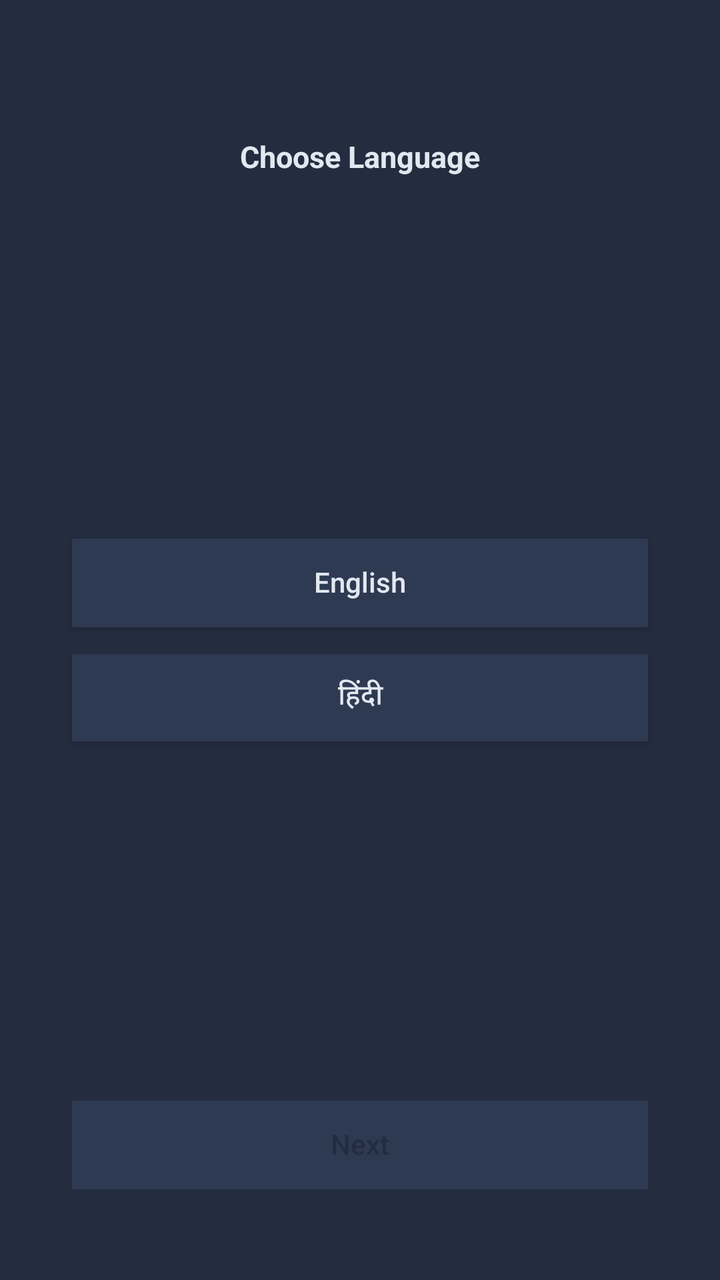
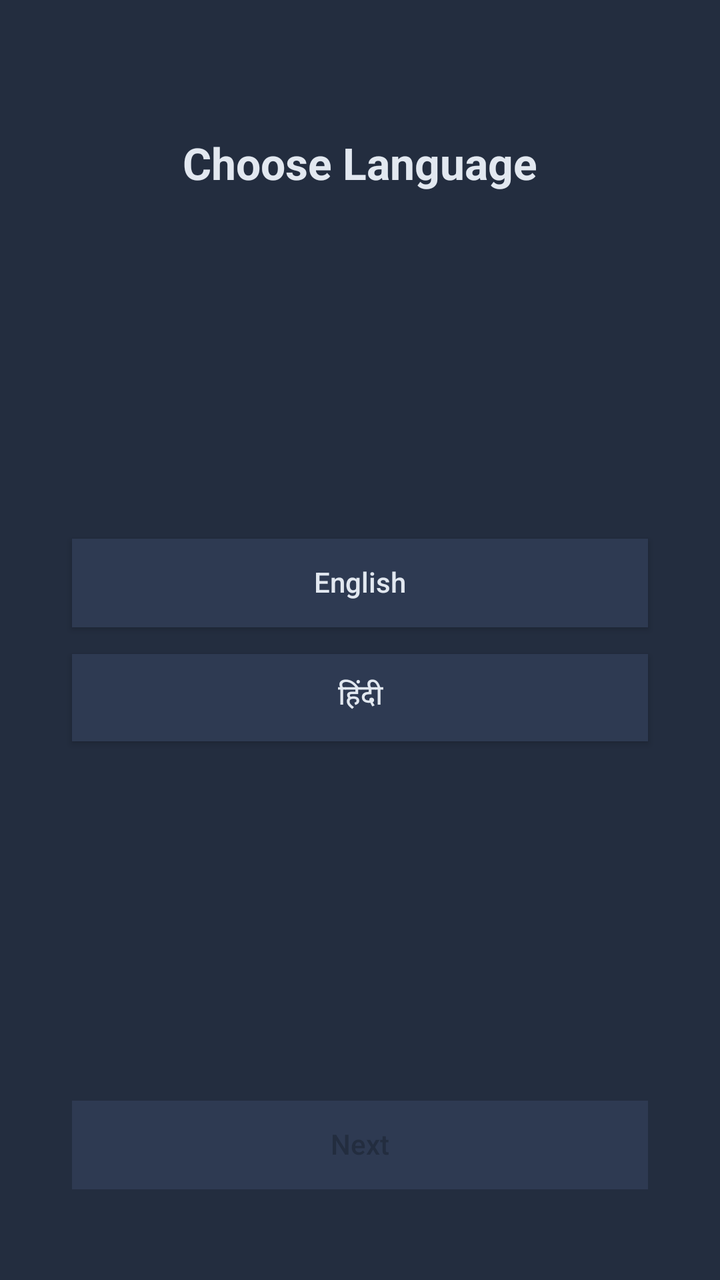

The first picture is an Android layout as it rendered before a commit; the second is the same layout after the commit. The layout source and the unified diff follow.
<!-- AndroidManifest.xml: activity theme Theme.NihalHome -->
<!-- res/layout/activity_language_selection.xml -->
<?xml version="1.0" encoding="utf-8"?>
<androidx.constraintlayout.widget.ConstraintLayout
    xmlns:android="http://schemas.android.com/apk/res/android"
    xmlns:app="http://schemas.android.com/apk/res-auto"
    android:layout_width="match_parent"
    android:layout_height="match_parent"
    android:background="@color/onboarding_background">

    
    <androidx.constraintlayout.widget.Guideline
        android:id="@+id/guideTitleTop"
        android:layout_width="wrap_content"
        android:layout_height="wrap_content"
        android:orientation="horizontal"
        app:layout_constraintGuide_percent="0.109" />

    <androidx.constraintlayout.widget.Guideline
        android:id="@+id/guideTitleBottom"
        android:layout_width="wrap_content"
        android:layout_height="wrap_content"
        android:orientation="horizontal"
        app:layout_constraintGuide_percent="0.138" />

    <androidx.constraintlayout.widget.Guideline
        android:id="@+id/guideEnglishTop"
        android:layout_width="wrap_content"
        android:layout_height="wrap_content"
        android:orientation="horizontal"
        app:layout_constraintGuide_percent="0.421" />

    <androidx.constraintlayout.widget.Guideline
        android:id="@+id/guideEnglishBottom"
        android:layout_width="wrap_content"
        android:layout_height="wrap_content"
        android:orientation="horizontal"
        app:layout_constraintGuide_percent="0.490" />

    <androidx.constraintlayout.widget.Guideline
        android:id="@+id/guideHindiTop"
        android:layout_width="wrap_content"
        android:layout_height="wrap_content"
        android:orientation="horizontal"
        app:layout_constraintGuide_percent="0.511" />

    <androidx.constraintlayout.widget.Guideline
        android:id="@+id/guideHindiBottom"
        android:layout_width="wrap_content"
        android:layout_height="wrap_content"
        android:orientation="horizontal"
        app:layout_constraintGuide_percent="0.579" />

    <androidx.constraintlayout.widget.Guideline
        android:id="@+id/guideNextTop"
        android:layout_width="wrap_content"
        android:layout_height="wrap_content"
        android:orientation="horizontal"
        app:layout_constraintGuide_percent="0.860" />

    <androidx.constraintlayout.widget.Guideline
        android:id="@+id/guideNextBottom"
        android:layout_width="wrap_content"
        android:layout_height="wrap_content"
        android:orientation="horizontal"
        app:layout_constraintGuide_percent="0.929" />

    
    <androidx.constraintlayout.widget.Guideline
        android:id="@+id/guideLeft"
        android:layout_width="wrap_content"
        android:layout_height="wrap_content"
        android:orientation="vertical"
        app:layout_constraintGuide_percent="0.10" />

    <androidx.constraintlayout.widget.Guideline
        android:id="@+id/guideRight"
        android:layout_width="wrap_content"
        android:layout_height="wrap_content"
        android:orientation="vertical"
        app:layout_constraintGuide_percent="0.90" />

    
    <androidx.appcompat.widget.AppCompatTextView
        android:id="@+id/textChooseLanguage"
        android:layout_width="0dp"
        android:layout_height="0dp"
        android:text="@string/choose_language_title"
        android:textColor="@color/onboarding_heading"
        android:textStyle="bold"
        android:gravity="center"
        android:maxLines="1"
        android:includeFontPadding="false"
        android:ellipsize="none"
        app:autoSizeTextType="uniform"
        app:autoSizeMinTextSize="1sp"
        app:autoSizeMaxTextSize="200sp"
        app:autoSizeStepGranularity="1sp"
        app:layout_constraintStart_toStartOf="@id/guideLeft"
        app:layout_constraintEnd_toEndOf="@id/guideRight"
        app:layout_constraintTop_toTopOf="@id/guideTitleTop"
        app:layout_constraintBottom_toBottomOf="@id/guideTitleBottom" />

    <Button
        android:id="@+id/buttonEnglish"
        android:layout_width="0dp"
        android:layout_height="0dp"
        android:minWidth="0dp"
        android:minHeight="0dp"
        android:paddingVertical="0dp"
        android:background="@color/onboarding_button_unselected"
        android:text="@string/language_english"
        android:textColor="@color/onboarding_heading"
        android:textAllCaps="false"
        android:gravity="center"
        android:maxLines="1"
        android:includeFontPadding="false"
        android:elevation="0dp"
        app:layout_constraintStart_toStartOf="@id/guideLeft"
        app:layout_constraintEnd_toEndOf="@id/guideRight"
        app:layout_constraintTop_toTopOf="@id/guideEnglishTop"
        app:layout_constraintBottom_toBottomOf="@id/guideEnglishBottom" />

    <Button
        android:id="@+id/buttonHindiUrdu"
        android:layout_width="0dp"
        android:layout_height="0dp"
        android:minWidth="0dp"
        android:minHeight="0dp"
        android:paddingVertical="0dp"
        android:background="@color/onboarding_button_unselected"
        android:text="@string/language_hindi_urdu"
        android:textColor="@color/onboarding_heading"
        android:textAllCaps="false"
        android:gravity="center"
        android:maxLines="1"
        android:includeFontPadding="false"
        android:elevation="0dp"
        app:layout_constraintStart_toStartOf="@id/guideLeft"
        app:layout_constraintEnd_toEndOf="@id/guideRight"
        app:layout_constraintTop_toTopOf="@id/guideHindiTop"
        app:layout_constraintBottom_toBottomOf="@id/guideHindiBottom" />

    <Button
        android:id="@+id/buttonNext"
        android:layout_width="0dp"
        android:layout_height="0dp"
        android:minWidth="0dp"
        android:minHeight="0dp"
        android:paddingVertical="0dp"
        android:background="@color/onboarding_button_unselected"
        android:enabled="false"
        android:text="@string/action_next"
        android:textColor="@color/onboarding_button_text"
        android:textAllCaps="false"
        android:gravity="center"
        android:maxLines="1"
        android:includeFontPadding="false"
        android:elevation="0dp"
        app:layout_constraintStart_toStartOf="@id/guideLeft"
        app:layout_constraintEnd_toEndOf="@id/guideRight"
        app:layout_constraintTop_toTopOf="@id/guideNextTop"
        app:layout_constraintBottom_toBottomOf="@id/guideNextBottom" />

</androidx.constraintlayout.widget.ConstraintLayout>
<!-- resources referenced by this layout -->
<resources>
  <color name="onboarding_background">#232D3F</color>
  <color name="onboarding_button_text">#232D3F</color>
  <color name="onboarding_button_unselected">#2E3A52</color>
  <color name="onboarding_heading">#E2E8F0</color>
  <string name="action_next">Next</string>
  <string name="choose_language_title">Choose Language</string>
  <string name="language_english">English</string>
  <string name="language_hindi_urdu">हिंदी</string>
  <style name="Theme.NihalHome" parent="android:Theme.Material.Light.NoActionBar">
          <item name="android:windowBackground">@android:color/white</item>
          <item name="android:statusBarColor">@android:color/white</item>
          <item name="android:navigationBarColor">@android:color/white</item>
          <item name="android:windowLightStatusBar">true</item>
      </style>
</resources>

<!-- the commit's change to res/layout/activity_language_selection.xml (unified diff, before → after) -->
@@ -19,7 +19,7 @@
         android:layout_width="wrap_content"
         android:layout_height="wrap_content"
         android:orientation="horizontal"
-        app:layout_constraintGuide_percent="0.138" />
+        app:layout_constraintGuide_percent="0.149" />
 
     <androidx.constraintlayout.widget.Guideline
         android:id="@+id/guideEnglishTop"
